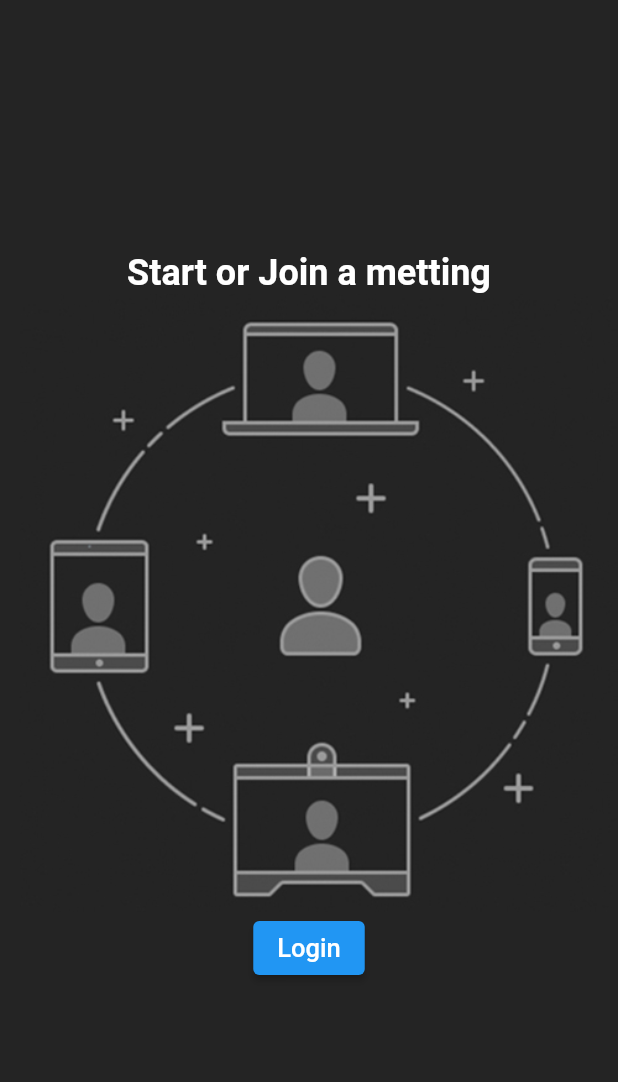
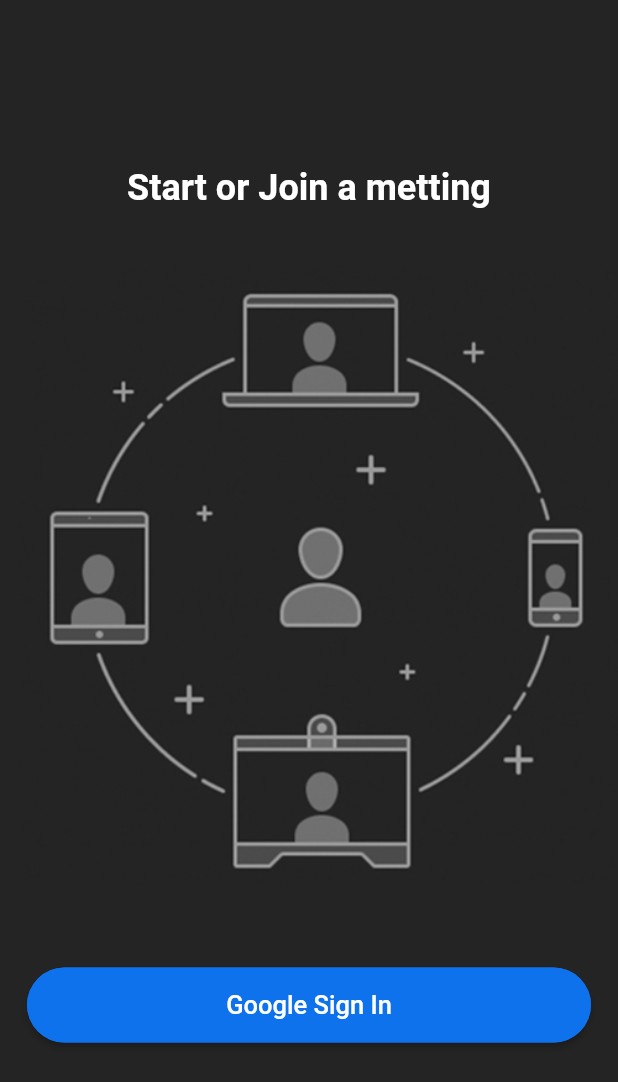
Before and after one commit to Yosef781227/Zoom-clone, a Flutter app: the screen it shows after launch, on a phone screen of 412 x 824 dp. Shown: the top 1082 px of the screen. Run offline on Flutter 3.47's test engine with Material 2 defaults, Android fonts, the phone set to English and light mode, and no system bars.

Commit message:
frist zoom clone commit

```diff
--- a/lib/screens/login_screen.dart
+++ b/lib/screens/login_screen.dart
@@ -22,8 +22,13 @@ class _LoginScreenState extends State<LoginScreen> {
               fontWeight: FontWeight.bold,
             ),
           ),
-          Image.asset('assets/images/onboarding.jpg'),
-          CustomButton(text: 'Login',)
+          Padding(
+            padding: const EdgeInsets.symmetric(vertical: 38.0),
+            child: Image.asset('assets/images/onboarding.jpg'),
+          ),
+          CustomButton(text: 'Google Sign In' , onPressed:() {
+
+          })
 
         ],
       )
--- a/lib/widgets/custom_button.dart
+++ b/lib/widgets/custom_button.dart
@@ -1,16 +1,34 @@
 import 'package:flutter/material.dart';
+import 'package:zoom_clone/utils/colors.dart';
 
 class CustomButton extends StatelessWidget {
   final String text;
+  final VoidCallback onPressed;
   const CustomButton(
-      {Key? key,required this.text,
+      {Key? key,required this.text,required this.onPressed,
       }) : super(key: key);
 
   @override
   Widget build(BuildContext context) {
-    return ElevatedButton(
-        onPressed: (){},
-        child: Text(text, style: const TextStyle(fontSize: 17,),),
+    return Padding(
+      padding: const EdgeInsets.all(18.0),
+      child: ElevatedButton(
+          onPressed: onPressed,
+          child: Text(text, style: const TextStyle(fontSize: 17,)
+            ,),
+        style: ElevatedButton.styleFrom(
+          primary: buttonColor,
+          minimumSize: const Size(
+              double.infinity,
+              50
+          ),
+          shape: RoundedRectangleBorder(
+            borderRadius: BorderRadius.circular(30),
+            side: const BorderSide(color: buttonColor),
+          )
+        ),
+
+      ),
     );
   }
 }
```
